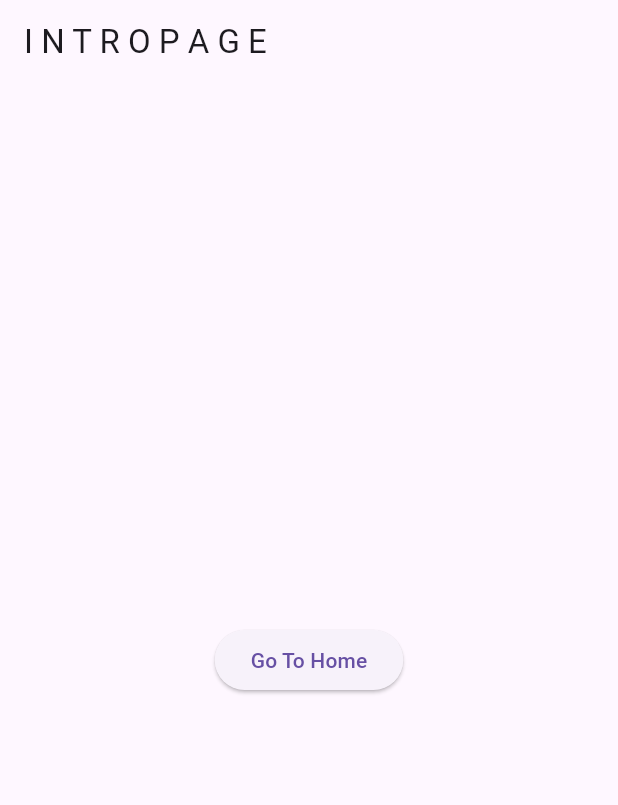
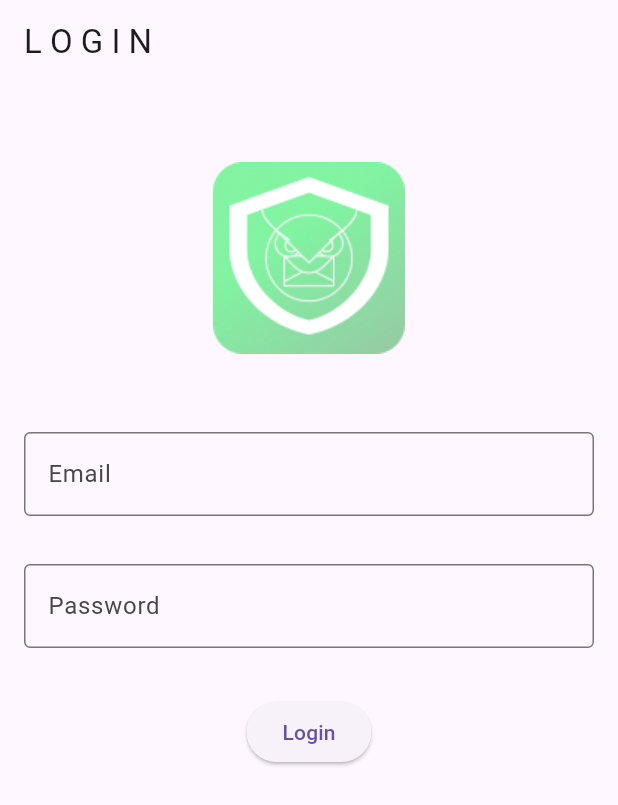
Before and after one commit to archie122/tech-lift-off-app, a Flutter app: the screen it shows after launch, on a phone screen of 412 x 824 dp. Shown: the top 805 px of the screen. Run offline on Flutter 3.47's test engine with Material 3 defaults, Android fonts, the phone set to English and light mode, and no system bars.

Commit message:
App Demo Part 2

```diff
--- a/text_guardian/lib/pages/homepage.dart
+++ b/text_guardian/lib/pages/homepage.dart
@@ -14,6 +14,7 @@ class _HomePageState extends State<HomePage> {
       appBar: AppBar(
         title: const Text('H O M E P A G E'),
       ),
+      body: Image.asset('assets/images/homepage.png'),
     );
   }
 }
--- a/text_guardian/lib/pages/login.dart
+++ b/text_guardian/lib/pages/login.dart
@@ -6,13 +6,62 @@ class LoginPage extends StatelessWidget {
   @override
   Widget build(BuildContext context) {
     return Scaffold(
-      appBar: AppBar(title: const Text("I N T R O P A G E")),
+      appBar: AppBar(title: const Text("L O G I N")),
       body: Center(
-        child: ElevatedButton(
-          child: const Text("Go To Home"),
-          onPressed: () {
-            Navigator.pushNamed(context, '/homepage');
-          },
+        child: Form(
+          child: Padding(
+            padding: const EdgeInsets.symmetric(horizontal: 8, vertical: 16),
+            child: Column(
+              crossAxisAlignment: CrossAxisAlignment.center,
+              children: [
+                Image.asset(
+                  'assets/images/logo.png',
+                  width: 200,
+                ),
+                Padding(
+                  padding:
+                      const EdgeInsets.symmetric(horizontal: 8, vertical: 16),
+                  child: TextFormField(
+                    decoration: const InputDecoration(
+                        border: OutlineInputBorder(), labelText: "Email"),
+                    validator: (value) {
+                      if (value == null || value.isEmpty) {
+                        return 'Please enter your email';
+                      }
+                      return null;
+                    },
+                  ),
+                ),
+                Padding(
+                  padding:
+                      const EdgeInsets.symmetric(horizontal: 8, vertical: 16),
+                  child: TextFormField(
+                    obscureText: true,
+                    decoration: const InputDecoration(
+                        border: OutlineInputBorder(), labelText: "Password"),
+                    validator: (value) {
+                      if (value == null || value.isEmpty) {
+                        return 'Please enter your password';
+                      }
+                      return null;
+                    },
+                  ),
+                ),
+                Padding(
+                  padding:
+                      const EdgeInsets.symmetric(horizontal: 8, vertical: 16.0),
+                  child: Center(
+                    child: ElevatedButton(
+                      child: const Text("Login"),
+                      onPressed: () {
+                        Navigator.pushNamed(context, '/homepage');
+                      },
+                    ),
+                  ),
+                ),
+              ],
+            ),
+          ),
         ),
       ),
     );
--- a/text_guardian/pubspec.yaml
+++ b/text_guardian/pubspec.yaml
@@ -59,9 +59,9 @@ flutter:
   uses-material-design: true
 
   # To add assets to your application, add an assets section, like this:
-  # assets:
-  #   - images/a_dot_burr.jpeg
-  #   - images/a_dot_ham.jpeg
+  assets:
+    - assets/images/logo.png
+    - assets/images/homepage.png
 
   # An image asset can refer to one or more resolution-specific "variants", see
   # https://flutter.dev/assets-and-images/#resolution-aware
```
Also changed, not shown: text_guardian/assets/images/homepage.png (added), text_guardian/assets/images/logo.png (added).
